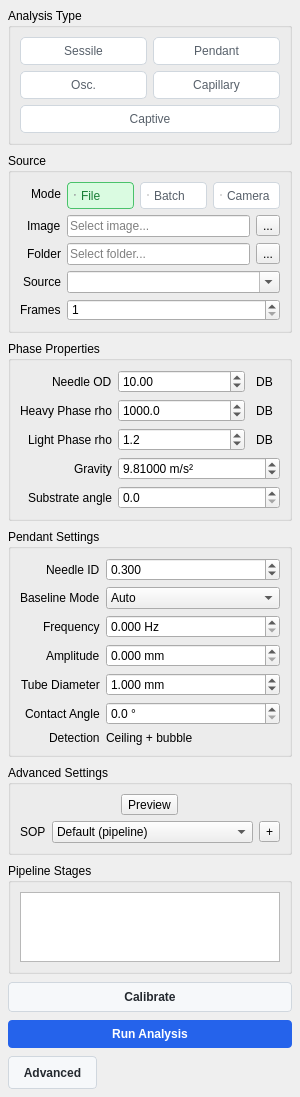
Qt form src/menipy/gui/views/setup_panel.ui (carenaudo/Menipy) before a commit.
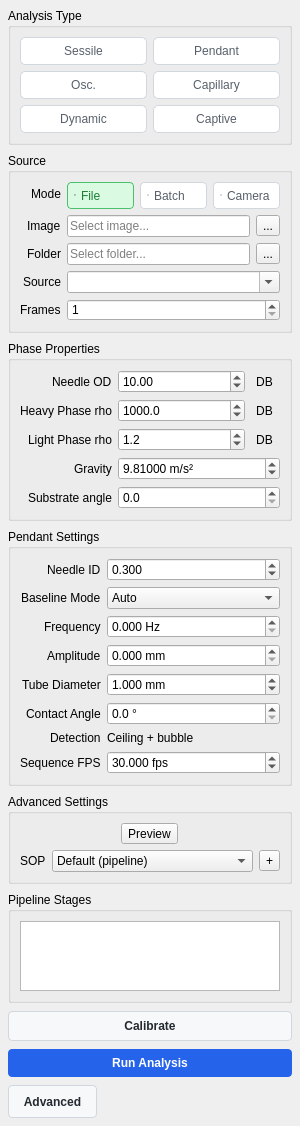
The same form after that commit.

Patch:
```diff
--- a/src/menipy/gui/views/setup_panel.ui
+++ b/src/menipy/gui/views/setup_panel.ui
@@ -69,7 +69,19 @@
           </property>
          </widget>
       </item>
-      <item row="2" column="0" colspan="2">
+      <item row="2" column="0">
+         <widget class="QPushButton" name="dynamicSessileBtn">
+          <property name="text"><string>Dynamic</string></property>
+          <property name="checkable"><bool>true</bool></property>
+          <property name="autoExclusive"><bool>true</bool></property>
+          <property name="styleSheet">
+           <string notr="true">QPushButton { text-align: center; padding: 6px 6px; border: 1px solid #D0D7DE; border-radius: 5px; background: #FFFFFF; color: #57606A; }
+QPushButton:hover { background: #EAEFF4; color: #24292F; }
+QPushButton:checked { background: #DDF4FF; border: 1px solid #0969DA; color: #0969DA; font-weight: 600; }</string>
+          </property>
+         </widget>
+      </item>
+      <item row="2" column="1">
          <widget class="QPushButton" name="captiveBtn">
           <property name="text"><string>Captive</string></property>
           <property name="checkable"><bool>true</bool></property>
@@ -412,6 +424,20 @@
         <property name="text"><string>Ceiling + bubble</string></property>
        </widget>
       </item>
+      <item row="7" column="0">
+       <widget class="QLabel" name="dynamicFpsLabel">
+        <property name="text"><string>Sequence FPS</string></property>
+       </widget>
+      </item>
+      <item row="7" column="1">
+       <widget class="QDoubleSpinBox" name="dynamicFpsSpin">
+        <property name="minimum"><double>0.001000000000000</double></property>
+        <property name="maximum"><double>10000.000000000000000</double></property>
+        <property name="value"><double>30.000000000000000</double></property>
+        <property name="decimals"><number>3</number></property>
+        <property name="suffix"><string> fps</string></property>
+       </widget>
+      </item>
      </layout>
     </widget>
    </item>
```
